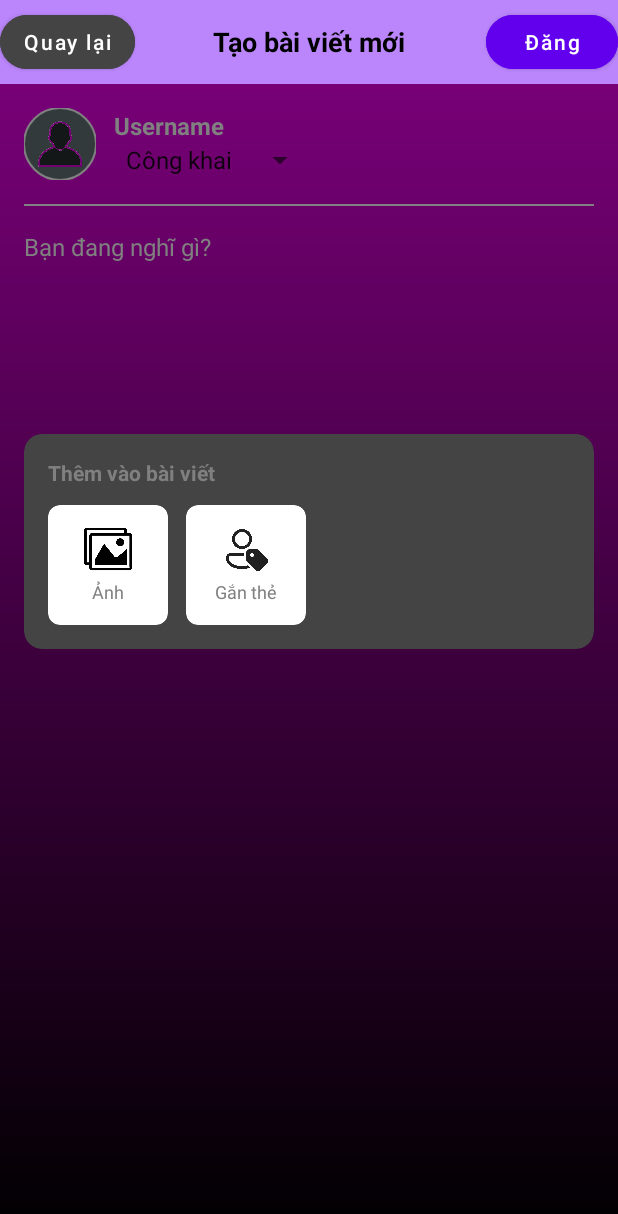
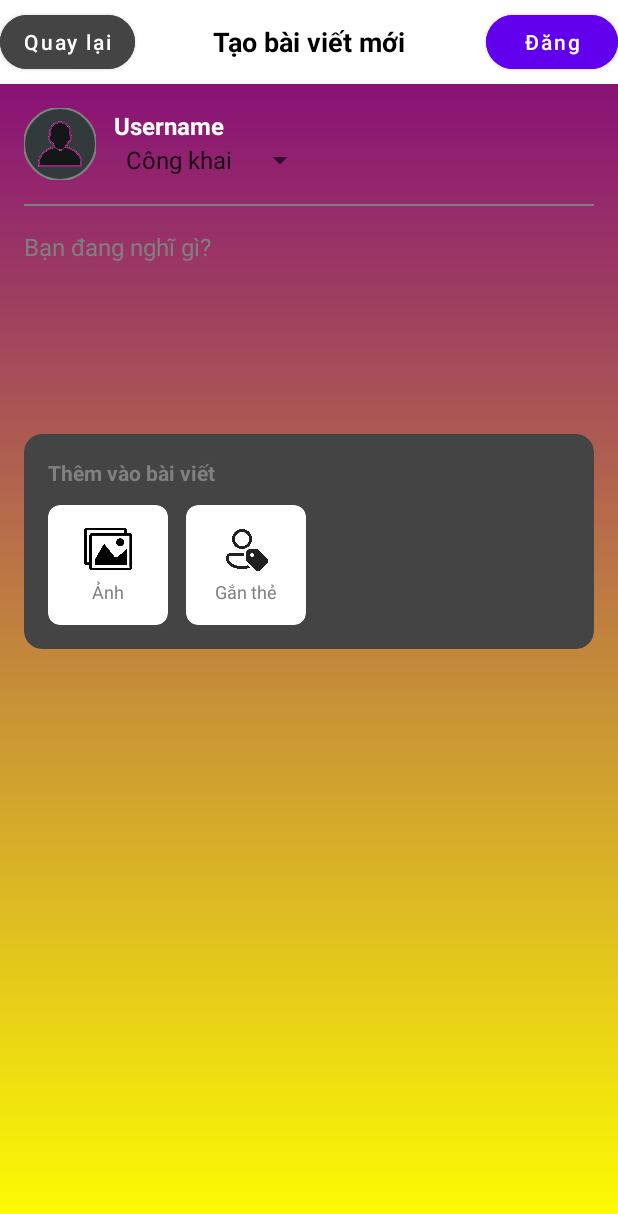
Before and after one commit to Helios12z/Social_Media_Kotlin_Mobile_App, an Android app: the AddPostActivity screen opened directly, with no data from a screen before it, on a phone screen of 412 x 824 dp. Shown: the top 1214 px of the screen. Run offline under Robolectric (Android 15) with nearby library versions, the phone set to English and light mode, and no system bars; our stand-ins replace CircleImageView, Firebase (no records; nobody signed in at launch, a user with empty details on screens opened directly); pictures from the network do not load.

Commit message:
splash screen update

```diff
--- a/SocialMediaProject/app/build.gradle.kts
+++ b/SocialMediaProject/app/build.gradle.kts
@@ -51,6 +51,7 @@ dependencies {
     implementation("com.squareup.okhttp3:okhttp")
     implementation("com.squareup.okhttp3:logging-interceptor")
     implementation ("com.google.code.gson:gson:2.12.1")
+    implementation("androidx.core:core-splashscreen:1.0.0")
     implementation(libs.androidx.appcompat)
     implementation(libs.material)
     implementation(libs.androidx.constraintlayout)
--- a/SocialMediaProject/app/src/main/AndroidManifest.xml
+++ b/SocialMediaProject/app/src/main/AndroidManifest.xml
@@ -44,6 +44,7 @@
         <activity
             android:name=".LoginActivity"
             android:exported="true"
+            android:theme="@style/Theme.App.SplashScreen"
             android:label="@string/app_name">
             <intent-filter>
                 <action android:name="android.intent.action.MAIN" />
--- a/SocialMediaProject/app/src/main/java/com/example/socialmediaproject/LoginActivity.kt
+++ b/SocialMediaProject/app/src/main/java/com/example/socialmediaproject/LoginActivity.kt
@@ -10,6 +10,7 @@ import android.widget.TextView
 import android.widget.Toast
 import androidx.activity.enableEdgeToEdge
 import androidx.appcompat.app.AppCompatActivity
+import androidx.core.splashscreen.SplashScreen.Companion.installSplashScreen
 import com.google.android.material.textfield.TextInputEditText
 import com.google.firebase.auth.FirebaseAuth
 
@@ -23,6 +24,8 @@ class LoginActivity : AppCompatActivity() {
     override fun onCreate(savedInstanceState: Bundle?) {
         super.onCreate(savedInstanceState)
         enableEdgeToEdge()
+        Thread.sleep(1500)
+        installSplashScreen()
         setContentView(R.layout.login)
         title=findViewById(R.id.title)
         SetTitleGradientColor(title)
--- /dev/null
+++ b/SocialMediaProject/app/src/main/res/drawable/gradientsplashbackground.xml
@@ -0,0 +1,12 @@
+<?xml version="1.0" encoding="utf-8"?>
+<layer-list xmlns:android="http://schemas.android.com/apk/res/android">
+    <item>
+        <shape android:shape="rectangle">
+            <gradient
+                android:startColor="#FFFF00"
+                android:endColor="#800080"
+                android:angle="90"
+                android:type="linear" />
+        </shape>
+    </item>
+</layer-list>
--- a/SocialMediaProject/app/src/main/res/layout/activity_add_post.xml
+++ b/SocialMediaProject/app/src/main/res/layout/activity_add_post.xml
@@ -4,14 +4,14 @@
     xmlns:tools="http://schemas.android.com/tools"
     android:layout_width="match_parent"
     android:layout_height="match_parent"
-    android:background="@drawable/gradientbackground"
+    android:background="@drawable/gradientsplashbackground"
     tools:context=".AddPostActivity">
 
     <com.google.android.material.appbar.AppBarLayout
         android:id="@+id/appbar"
         android:layout_width="match_parent"
         android:layout_height="wrap_content"
-        android:background="@color/purple_200"
+        android:background="@color/white"
         app:elevation="0dp">
 
         <androidx.appcompat.widget.Toolbar
@@ -108,7 +108,7 @@
                         android:layout_width="wrap_content"
                         android:layout_height="wrap_content"
                         android:text="Username"
-                        android:textColor="@color/gray"
+                        android:textColor="@color/white"
                         android:textSize="16sp"
                         android:textStyle="bold" />
 
--- a/SocialMediaProject/app/src/main/res/values/themes.xml
+++ b/SocialMediaProject/app/src/main/res/values/themes.xml
@@ -13,4 +13,28 @@
         <item name="android:statusBarColor">?attr/colorPrimaryVariant</item>
         <!-- Customize your theme here. -->
     </style>
+
+    <style name="Base.Theme.SplashScreen" parent="Theme.MaterialComponents.DayNight.NoActionBar">
+        <!-- Primary brand color. -->
+        <item name="colorPrimary">@color/purple_500</item>
+        <item name="colorPrimaryVariant">@color/purple_700</item>
+        <item name="colorOnPrimary">@color/white</item>
+        <!-- Secondary brand color. -->
+        <item name="colorSecondary">@color/teal_200</item>
+        <item name="colorSecondaryVariant">@color/teal_700</item>
+        <item name="colorOnSecondary">@color/black</item>
+        <!-- Status bar color. -->
+        <item name="android:statusBarColor">?attr/colorPrimaryVariant</item>
+        <!-- Customize your theme here. -->
+    </style>
+
+    <style name="Theme.SplashScreen" parent="Base.Theme.SplashScreen"/>
+
+    <style name="Theme.App.SplashScreen" parent="Theme.SplashScreen">
+        <item name="android:windowNoTitle">true</item>
+        <item name="android:windowActionBar">false</item>
+        <item name="windowSplashScreenBackground">@color/white</item>
+        <item name="windowSplashScreenAnimatedIcon">@drawable/appsplashicon</item>
+        <item name="postSplashScreenTheme">@style/Theme.SocialMediaProject</item>
+    </style>
 </resources>
```
Also changed, not shown: SocialMediaProject/app/src/main/res/drawable/appsplashicon.png (added).
